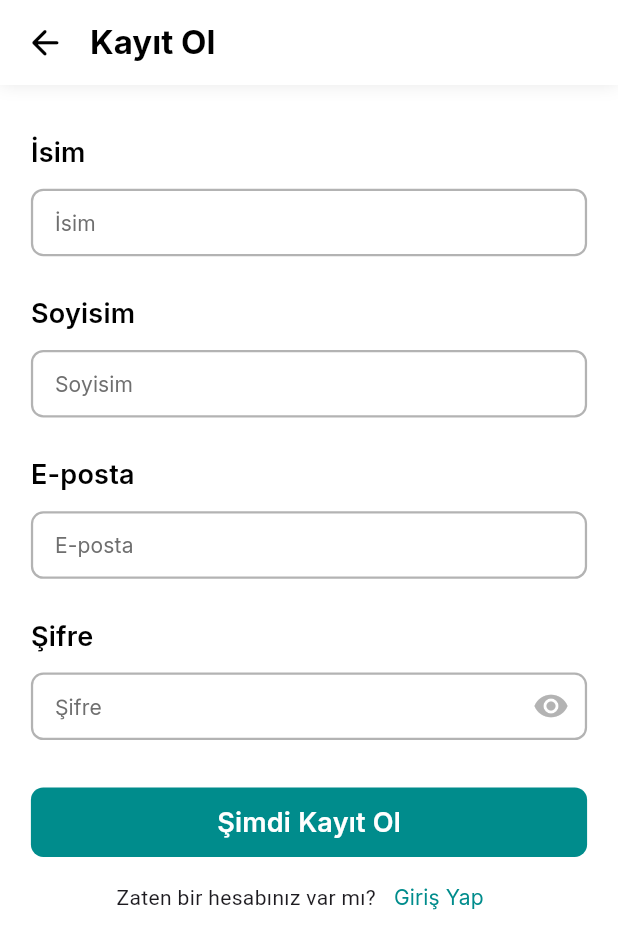
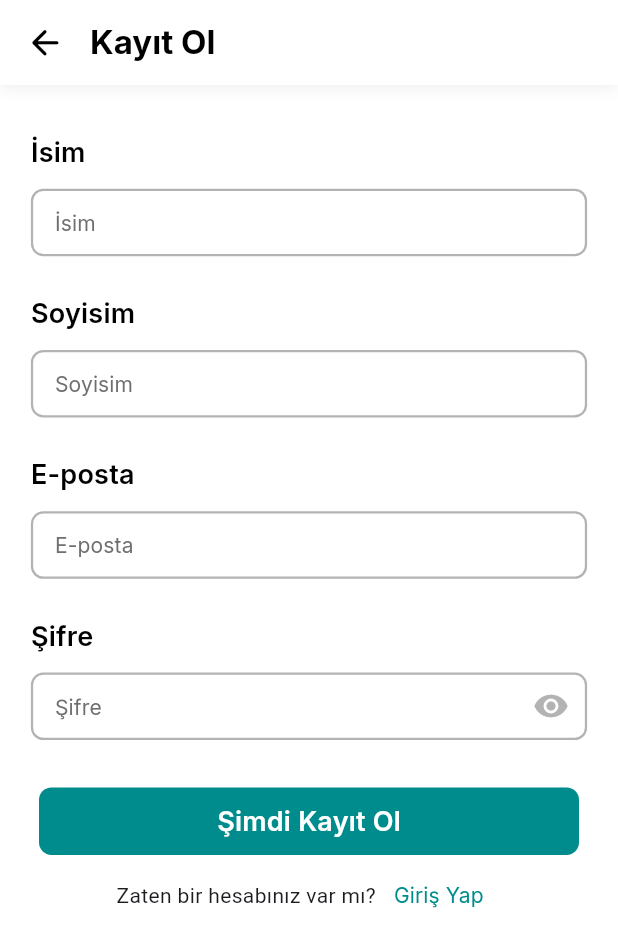
Before and after one commit to Amr20533/Plate-Perks, a Flutter app: the SignupScreen screen opened by its route, on a phone screen of 412 x 824 dp. Shown: the top 949 px of the screen. Run offline on Flutter 3.47's test engine with Material 3 defaults, Android fonts, the phone set to English and light mode, and no system bars; our stand-ins replace carousel_slider, get, get_storage, google_fonts; missing offline and left inert: svg_flutter; accounts and stored records are empty; network calls fail.

Commit message:
Search Commit

```diff
--- a/lib/components/default/custom_rounded_button.dart
+++ b/lib/components/default/custom_rounded_button.dart
@@ -7,25 +7,36 @@ class CustomRoundedButton extends StatelessWidget {
   const CustomRoundedButton({
     required this.onTap,
     required this.title,
+    this.padding = EdgeInsets.zero,
+    this.bgColor = AppColors.kPrimaryColor,
+    this.textColor = Colors.white,
+    this.width = 360,
+    this.height = 45,
     super.key,
   });
 
+  final double width;
+  final double height;
+  final EdgeInsetsGeometry padding;
   final String title;
   final VoidCallback onTap;
+  final Color bgColor;
+  final Color textColor;
 
   @override
   Widget build(BuildContext context) {
     return GestureDetector(
         onTap: onTap,
         child: Container(
-          width: AppDimensions.getWidth(360),
-          height: AppDimensions.getWidth(45),
+          width: width,
+          height: height,
           alignment: Alignment.center,
+          padding: padding,
           decoration: BoxDecoration(
               borderRadius: BorderRadius.circular(AppDimensions.getWidth(8)),
-              color: AppColors.kPrimaryColor
+              color: bgColor
           ),
-          child: Text(title, style: Theme.of(context).textTheme.titleMedium!.copyWith(color: Colors.white),),
+          child: Text(title, style: Theme.of(context).textTheme.titleMedium!.copyWith(color: textColor),),
         ));
   }
 }
--- a/lib/components/features/cart_counter.dart
+++ b/lib/components/features/cart_counter.dart
@@ -12,7 +12,9 @@ class CartCounter extends StatelessWidget {
 
   @override
   Widget build(BuildContext context) {
-    return GetBuilder<CartController>(builder: (cart){
+    return GetBuilder<CartController>(
+        id: 'food_counter',
+        builder: (cart){
         return Row(
           children: [
             CircularButton(
--- a/lib/components/features/favorites/custom_fav_card.dart
+++ b/lib/components/features/favorites/custom_fav_card.dart
@@ -2,7 +2,6 @@ import 'package:flutter/material.dart';
 import 'package:plate_perks/models/food_model.dart';
 import 'package:plate_perks/utils/Dimensions/app_dimensions.dart';
 import 'package:plate_perks/utils/styles/app_colors.dart';
-
 
 class CustomFavoriteCard extends StatelessWidget {
   const CustomFavoriteCard({
@@ -22,13 +21,14 @@ class CustomFavoriteCard extends StatelessWidget {
     return Container(
       height: AppDimensions.getHeight(114),
       padding: EdgeInsets.symmetric(horizontal: AppDimensions.getWidth(8)),
+      margin: EdgeInsets.symmetric(horizontal: AppDimensions.getWidth(AppColors.kDefaultPadding)),
       decoration: BoxDecoration(
           borderRadius: BorderRadius.circular(AppDimensions.getWidth(12)),
           color: Colors.white,
           boxShadow: [
             BoxShadow(
-                color: Colors.black.withOpacity(0.12),
-                blurRadius: 10,
+                color: Colors.black.withOpacity(0.059),
+                blurRadius: 22,
                 offset: const Offset(0, -1)
             )
           ]
--- a/lib/models/cart/cart_model.dart
+++ b/lib/models/cart/cart_model.dart
@@ -1,19 +1,23 @@
 class CartModel {
   final bool inCart;
+  final int quantity;
 
   CartModel({
     required this.inCart,
+    required this.quantity,
   });
 
   factory CartModel.fromJson(Map<String, dynamic> json) {
     return CartModel(
       inCart: json['in_cart'] as bool,
+      quantity: json['quantity'] as int,
     );
   }
 
   Map<String, dynamic> toJson() {
     return {
       'in_cart': inCart,
+      'quantity': quantity,
     };
   }
 }
--- a/lib/models/cart/cart_response_model.dart
+++ b/lib/models/cart/cart_response_model.dart
@@ -4,7 +4,8 @@ class CartResponseModel {
   CartResponseModel({required this.cart});
 
   factory CartResponseModel.fromJson(Map<String, dynamic> json) {
-    var itemsFromJson = json['cart'] as List;
+    var itemsFromJson = json['cart'] as List? ?? [];  // If null, default to an empty list
+
     List<CartData> cartItems = itemsFromJson.map((item) => CartData.fromJson(item)).toList();
 
     return CartResponseModel(cart: cartItems);
@@ -12,10 +13,11 @@ class CartResponseModel {
 
   Map<String, dynamic> toJson() {
     return {
-      'items': cart.map((item) => item.toJson()).toList(),
+      'cart': cart.map((item) => item.toJson()).toList(),
     };
   }
 }
+
 
 class CartData {
   final int? food;
--- a/lib/utils/static/app_translations.dart
+++ b/lib/utils/static/app_translations.dart
@@ -79,7 +79,7 @@ class AppTranslation extends Translations{
       "family": "عائلة",
       "account": "حساب",
       "more-info": "مزيد من المعلومات",
-      "my-cart": "مركز المساعدة",
+      "my-cart": "سلتي",
       "notification": "إشعار",
       "privacy-policy": "سياسة الخصوصية",
       "news-services": "الأخبار والخدمات",
@@ -87,7 +87,15 @@ class AppTranslation extends Translations{
       "empty": "حسنًا، لا يوجد طعام تبحث عنه :(",
       "other-food": "ابحث عن طعام آخر",
       "other-table": "ابحث عن طاولة أخرى",
-      "place-order": "تقديم الطلب"
+      "place-order": "تقديم الطلب",
+      "edit": "تعديل",
+      "favorite": "المفضلة",
+      "give-rating": "إعطاء تقييم",
+      "account-settings": "إعدادات الحساب",
+      "help": "المساعدة والتقرير",
+      "empty_cart": "عذرًا، لا يوجد أي عنصر في سلة التسوق الخاصة بك :(",
+      "detail_cart": "تفاصيل السلة",
+      "empty_favorite": "عذرًا، لا يوجد أي عنصر في المفضلة"
     },
     "en": {
       "1": "Language",
@@ -165,7 +173,7 @@ class AppTranslation extends Translations{
       "family": "Family",
       "account": "Account",
       "more-info": "More Info",
-      "my-cart": "Help Center",
+      "my-cart": "My Cart",
       "notification": "Notification",
       "privacy-policy": "Privacy Policy",
       "news-services": "News & Services",
@@ -182,6 +190,8 @@ class AppTranslation extends Translations{
       "empty_cart": "Well, there is no item in your cart :(",
       "detail_cart": "Detail Cart",
       "empty_favorite": "Well, there is no item in your Favorites",
+      "place_order": "Successfully place order",
+      "cart": "Cart",
     },
     "de": {
       "1": "Sprache",
@@ -259,7 +269,7 @@ class AppTranslation extends Translations{
       "family": "Familie",
       "account": "Konto",
       "more-info": "Weitere Informationen",
-      "my-cart": "Hilfe-Center",
+      "my-cart": "Mein Warenkorb",
       "notification": "Benachrichtigung",
       "privacy-policy": "Datenschutz-Bestimmungen",
       "news-services": "Nachrichten & Dienstleistungen",
@@ -267,7 +277,15 @@ class AppTranslation extends Translations{
       "empty": "Nun, es gibt kein Essen, das Sie suchen :(",
       "other-food": "Finden Sie andere Lebensmittel",
       "other-table": "Finden Sie andere Tische",
-      "place-order": "Bestellung aufgeben"
+      "place-order": "Bestellung aufgeben",
+      "edit": "Bearbeiten",
+      "favorite": "Favoriten",
+      "give-rating": "Bewertung abgeben",
+      "account-settings": "Kontoeinstellungen",
+      "help": "Hilfe & Melden",
+      "empty_cart": "Nun, es gibt keinen Artikel in deinem Warenkorb :(",
+      "detail_cart": "Warenkorbdetails",
+      "empty_favorite": "Nun, es gibt keinen Artikel in deinen Favoriten"
     },
     "tr": {
       "1": "Dil",
@@ -345,7 +363,7 @@ class AppTranslation extends Translations{
       "family": "Aile",
       "account": "Hesap",
       "more-info": "Daha Fazla Bilgi",
-      "my-cart": "Yardım Merkezi",
+      "my-cart": "Sepetim",
       "notification": "Bildirim",
       "privacy-policy": "Gizlilik Politikası",
       "news-services": "Haberler ve Hizmetler",
@@ -353,7 +371,15 @@ class AppTranslation extends Translations{
       "empty": "Üzgünüm, aradığınız yemek yok :(",
       "other-food": "Diğer Yiyecekleri Bul",
       "other-table": "Diğer Masaları Bul",
-      "place-order": "Sipariş Ver"
+      "place-order": "Sipariş Ver",
+      "edit": "Düzenle",
+      "favorite": "Favoriler",
+      "give-rating": "Puan Ver",
+      "account-settings": "Hesap Ayarları",
+      "help": "Yardım & Bildir",
+      "empty_cart": "Üzgünüz, sepetinizde hiç ürün yok :(",
+      "detail_cart": "Sepet Detayı",
+      "empty_favorite": "Üzgünüz, favorilerinizde hiç ürün yok"
     },
     "it": {
       "1": "Lingua",
@@ -431,7 +457,7 @@ class AppTranslation extends Translations{
       "family": "Famiglia",
       "account": "Account",
       "more-info": "Maggiori informazioni",
-      "my-cart": "Centro assistenza",
+      "my-cart": "Il mio carrello",
       "notification": "Notifica",
       "privacy-policy": "Politica sulla privacy",
       "news-services": "Notizie e Servizi",
@@ -439,9 +465,17 @@ class AppTranslation extends Translations{
       "empty": "Bene, non c'è cibo che stai cercando :(",
       "other-food": "Trova altro cibo",
       "other-table": "Trova un'altra tavola",
-      "place-order": "Effettua ordine"
+      "place-order": "Effettua ordine",
+      "edit": "Modifica",
+      "favorite": "Preferiti",
+      "give-rating": "Dai una valutazione",
+      "account-settings": "Impostazioni account",
+      "help": "Aiuto & Segnala",
+      "empty_cart": "Bene, non ci sono articoli nel tuo carrello :(",
+      "detail_cart": "Dettagli del carrello",
+      "empty_favorite": "Bene, non ci sono articoli nei tuoi preferiti"
     },
-  "fr": {
+    "fr": {
     "1": "Langue",
     "2": "Arabe",
     "3": "Anglais",
@@ -517,7 +551,7 @@ class AppTranslation extends Translations{
     "family": "Famille",
     "account": "Compte",
     "more-info": "Plus d'infos",
-    "my-cart": "Centre d'aide",
+    "my-cart": "Mon Panier",
     "notification": "Notification",
     "privacy-policy": "Politique de confidentialité",
     "news-services": "Actualités et Services",
@@ -525,7 +559,15 @@ class AppTranslation extends Translations{
     "empty": "Eh bien, il n'y a pas de nourriture que vous cherchez :(",
     "other-food": "Trouvez d'autres aliments",
     "other-table": "Trouvez une autre table",
-    "place-order": "Passer commande"
+    "place-order": "Passer commande",
+    "edit": "Modifier",
+    "favorite": "Favoris",
+    "give-rating": "Donner une évaluation",
+    "account-settings": "Paramètres du compte",
+    "help": "Aide & Signaler",
+    "empty_cart": "Eh bien, il n'y a aucun article dans votre panier :(",
+    "detail_cart": "Détails du panier",
+    "empty_favorite": "Eh bien, il n'y a aucun article dans vos favoris"
   }
 
 
--- a/lib/utils/styles/app_colors.dart
+++ b/lib/utils/styles/app_colors.dart
@@ -4,6 +4,7 @@ class AppColors{
   static const Color kPrimaryColor = Color(0xFF008C8C);
   static const Color kRedColor = Color(0xFFE70847);
   static const Color kLightRedColor = Color(0xFFC34D33);
+  static const Color kSnackBarColor = Color(0xFF49516F);
   // static const Color kGreyTextColor = Color(0xFF586473);
   static const Color kGreyColor = Color(0xFFB3B3B3);
   static Color kLightBlackColor = const Color(0xFF000000).withOpacity(0.71);
--- a/lib/views/main/starter_point.dart
+++ b/lib/views/main/starter_point.dart
@@ -1,5 +1,6 @@
 import 'package:flutter/material.dart';
 import 'package:get/get.dart';
+import 'package:plate_perks/core/controllers/features/cart_controller.dart';
 import 'package:plate_perks/core/controllers/features/favorite_controller.dart';
 import 'package:plate_perks/core/controllers/starter/food_controller.dart';
 import 'package:plate_perks/core/controllers/starter/restaurant_controller.dart';
@@ -19,6 +20,7 @@ class StarterPoint extends StatelessWidget {
   @override
   Widget build(BuildContext context) {
     Get.find<FavoriteController>().getFavorites();
+    Get.put(CartController(cartRepo: Get.find(), appServices: Get.find(), ));
 
     return SingleChildScrollView(
       scrollDirection: Axis.vertical,
--- a/lib/views/settings/cart_page.dart
+++ b/lib/views/settings/cart_page.dart
@@ -14,9 +14,11 @@ class CartPage extends StatelessWidget {
   @override
   Widget build(BuildContext context) {
     return GetBuilder<CartController>(
+      init: Get.find<CartController>(),
+      id: 'food_cart',
       builder: (cartController){
       return Scaffold(
-        appBar: customDetailsAppBar(context, title: 'detail_cart'.tr),
+        appBar: customDetailsAppBar(context, title: 'my-cart'.tr),
         body: DataReceiverStateView(
           status: cartController.dataStatus,
           child: cartController.cart.isEmpty ? const EmptyCart() : ListView(
@@ -47,7 +49,7 @@ class CartPage extends StatelessWidget {
                           SizedBox(height: AppDimensions.getHeight(10)),
                           Text(food.name, style: Theme.of(context).textTheme.titleLarge!.copyWith(fontSize: 18), maxLines: 1 , overflow: TextOverflow.ellipsis,),
                           SizedBox(height: AppDimensions.getHeight(8),),
-                          Text('\$${food.price}', style: Theme.of(context).textTheme.titleSmall!.copyWith(fontWeight: FontWeight.w500, color: Colors.black, fontSize: 16)),
+                          Text('\$${food.price}', style: Theme.of(context).textTheme.titleMedium!.copyWith(fontWeight: FontWeight.w500, color: Colors.black, fontSize: 16)),
                         ],
                       ),
                     ),
--- a/lib/views/settings/favorites_page.dart
+++ b/lib/views/settings/favorites_page.dart
@@ -23,9 +23,7 @@ class FavoritesPage extends StatelessWidget {
             return GetBuilder<FavoriteController>(
                 id: 'food_favorites',
                 builder: (favController){
-                  return favController.favoritesMap.isNotEmpty ? Container(
-                    margin: EdgeInsets.only(left: AppDimensions.getWidth(AppColors.kDefaultPadding)),
-                    child: ListView.separated(
+                  return favController.favoritesMap.isNotEmpty ? ListView.separated(
                       itemCount: controller.food.length,
                       scrollDirection: Axis.vertical,
                       physics: const BouncingScrollPhysics(),
@@ -47,7 +45,6 @@ class FavoritesPage extends StatelessWidget {
                         ) : const SizedBox.shrink();
                       },
                       separatorBuilder: (context, index) => SizedBox(height: AppDimensions.getHeight(10))
-                    ),
                   ) : const EmptyFavorites();
                 });
           }),
```
Also changed, not shown: lib/core/controllers/features/cart_controller.dart (+24 -5 lines), lib/core/repositories/features/cart_repo.dart (+6 -1 lines), lib/utils/class/bottom_sheet_handler.dart (+29 -9 lines). Lines whose indentation alone changed are shown as unchanged.
